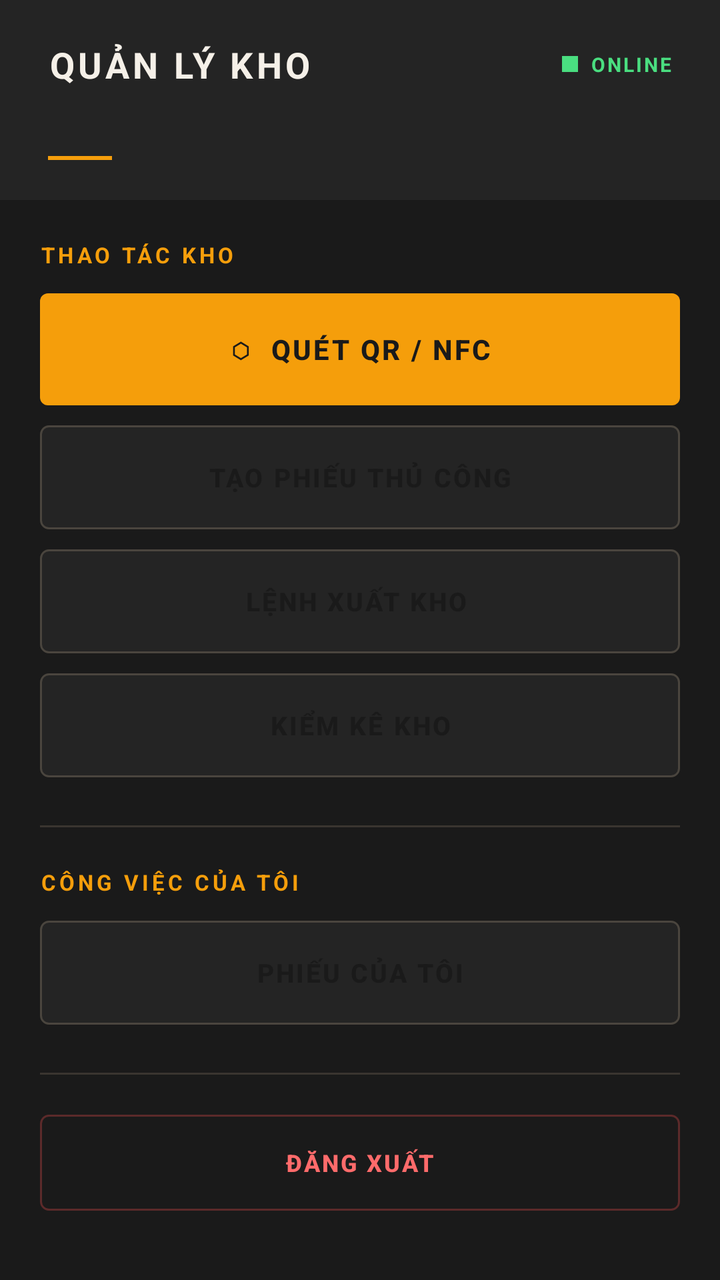
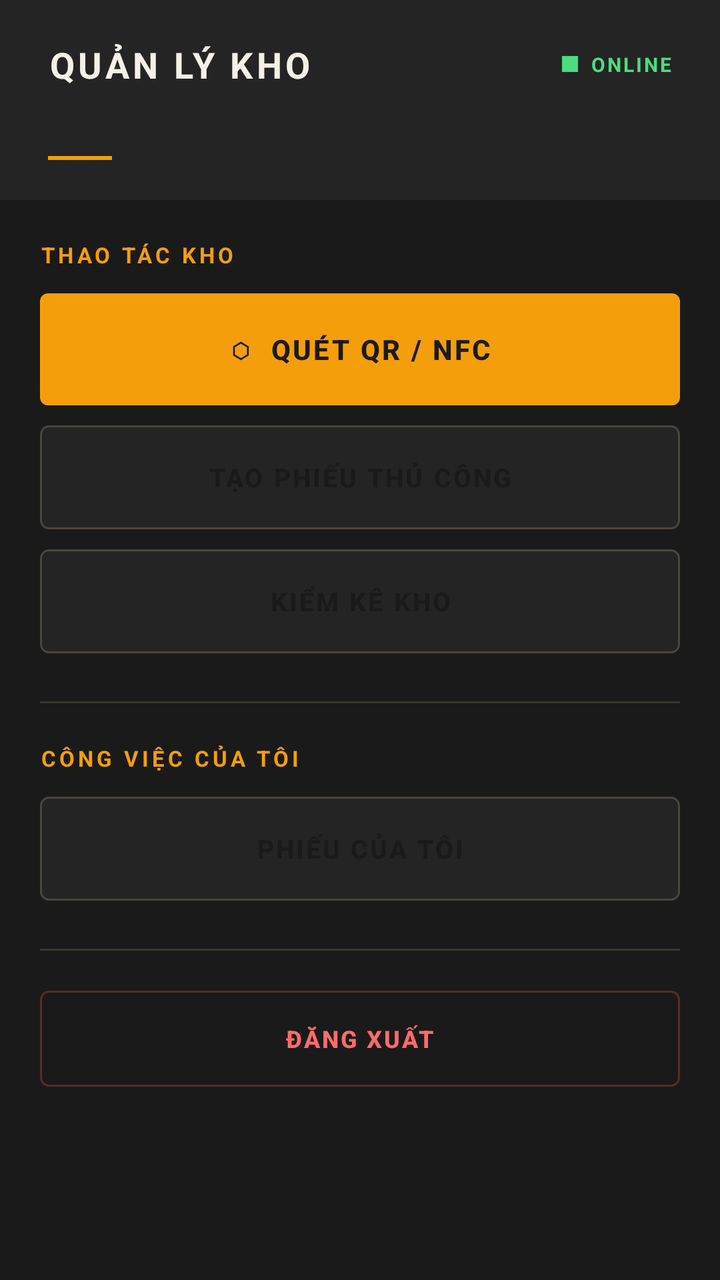

The first picture is an Android layout as it rendered before a commit; the second is the same layout after the commit. The layout source and the unified diff follow.
<!-- AndroidManifest.xml: application theme Theme.WarehouseApp -->
<!-- res/layout/activity_main.xml -->
<?xml version="1.0" encoding="utf-8"?>
<LinearLayout
    xmlns:android="http://schemas.android.com/apk/res/android"
    xmlns:app="http://schemas.android.com/apk/res-auto"
    android:layout_width="match_parent"
    android:layout_height="match_parent"
    android:orientation="vertical"
    android:background="@color/wh_bg">

    
    <LinearLayout
        android:layout_width="match_parent"
        android:layout_height="wrap_content"
        android:orientation="vertical"
        android:background="@color/wh_surface"
        android:paddingStart="24dp"
        android:paddingEnd="24dp"
        android:paddingTop="20dp"
        android:paddingBottom="20dp">

        
        <LinearLayout
            android:layout_width="match_parent"
            android:layout_height="wrap_content"
            android:orientation="horizontal"
            android:gravity="center_vertical">

            <TextView
                android:layout_width="0dp"
                android:layout_height="wrap_content"
                android:layout_weight="1"
                android:text="QUẢN LÝ KHO"
                android:textSize="18sp"
                android:textStyle="bold"
                android:textColor="@color/wh_text_primary"
                android:letterSpacing="0.1"/>

            
            <TextView
                android:layout_width="8dp"
                android:layout_height="8dp"
                android:background="#4ADE80"
                android:layout_marginEnd="6dp"/>

            <TextView
                android:layout_width="wrap_content"
                android:layout_height="wrap_content"
                android:text="ONLINE"
                android:textSize="10sp"
                android:textColor="#4ADE80"
                android:textStyle="bold"
                android:letterSpacing="0.1"/>

        </LinearLayout>

        
        <TextView
            android:id="@+id/tvWelcome"
            android:layout_width="wrap_content"
            android:layout_height="wrap_content"
            android:textSize="13sp"
            android:textColor="@color/wh_text_secondary"
            android:layout_marginTop="4dp"/>

        
        <View
            android:layout_width="32dp"
            android:layout_height="2dp"
            android:background="@color/wh_amber"
            android:layout_marginTop="12dp"/>

    </LinearLayout>

    
    <ScrollView
        android:layout_width="match_parent"
        android:layout_height="0dp"
        android:layout_weight="1"
        android:fillViewport="true">

        <LinearLayout
            android:layout_width="match_parent"
            android:layout_height="wrap_content"
            android:orientation="vertical"
            android:padding="20dp">

            
            <TextView
                android:layout_width="wrap_content"
                android:layout_height="wrap_content"
                android:text="THAO TÁC KHO"
                android:textSize="11sp"
                android:textColor="@color/wh_amber"
                android:textStyle="bold"
                android:letterSpacing="0.15"
                android:layout_marginBottom="12dp"/>

            
            <Button
                android:id="@+id/btnScan"
                android:layout_width="match_parent"
                android:layout_height="56dp"
                android:text="⬡  QUÉT QR / NFC"
                android:textColor="@color/wh_amber_on"
                android:textStyle="bold"
                android:letterSpacing="0.08"
                android:textSize="14sp"
                android:background="@drawable/bg_main_button"
                android:stateListAnimator="@null"
                android:layout_marginBottom="10dp"/>

            
            <Button
                android:id="@+id/btnCreateTransaction"
                android:layout_width="match_parent"
                android:layout_height="52dp"
                android:text="TẠO PHIẾU THỦ CÔNG"
                android:textColor="@color/wh_amber_on"
                android:textStyle="bold"
                android:letterSpacing="0.08"
                android:textSize="13sp"
                android:background="@drawable/bg_secondary_button"
                android:stateListAnimator="@null"
                android:layout_marginBottom="10dp"/>


            <Button
                android:id="@+id/btnPickList"
                android:layout_width="match_parent"
                android:layout_height="52dp"
                android:text="LỆNH XUẤT KHO "
                android:textColor="@color/wh_amber_on"
                android:textStyle="bold"
                android:letterSpacing="0.08"
                android:textSize="13sp"
                android:background="@drawable/bg_secondary_button"
                android:stateListAnimator="@null"
                android:layout_marginBottom="10dp"/>

            
            <Button
                android:id="@+id/btnStockCount"
                android:layout_width="match_parent"
                android:layout_height="52dp"
                android:text="KIỂM KÊ KHO"
                android:textColor="@color/wh_amber_on"
                android:textStyle="bold"
                android:letterSpacing="0.08"
                android:textSize="13sp"
                android:background="@drawable/bg_secondary_button"
                android:stateListAnimator="@null"
                android:layout_marginBottom="24dp"/>

            
            <View
                android:layout_width="match_parent"
                android:layout_height="1dp"
                android:background="@color/wh_border"
                android:layout_marginBottom="20dp"/>

            
            <TextView
                android:layout_width="wrap_content"
                android:layout_height="wrap_content"
                android:text="CÔNG VIỆC CỦA TÔI"
                android:textSize="11sp"
                android:textColor="@color/wh_amber"
                android:textStyle="bold"
                android:letterSpacing="0.15"
                android:layout_marginBottom="12dp"/>

            
            <Button
                android:id="@+id/btnMyTransactions"
                android:layout_width="match_parent"
                android:layout_height="52dp"
                android:text="PHIẾU CỦA TÔI"
                android:textColor="@color/wh_amber_on"
                android:textStyle="bold"
                android:letterSpacing="0.08"
                android:textSize="13sp"
                android:background="@drawable/bg_secondary_button"
                android:stateListAnimator="@null"
                android:layout_marginBottom="24dp"/>

            
            <View
                android:layout_width="match_parent"
                android:layout_height="1dp"
                android:background="@color/wh_border"
                android:layout_marginBottom="20dp"/>

            
            <Button
                android:id="@+id/btnLogout"
                android:layout_width="match_parent"
                android:layout_height="48dp"
                android:text="ĐĂNG XUẤT"
                android:textColor="@color/wh_red"
                android:textStyle="bold"
                android:letterSpacing="0.08"
                android:textSize="12sp"
                android:background="@drawable/bg_danger_button"
                android:stateListAnimator="@null"/>

        </LinearLayout>

    </ScrollView>

</LinearLayout>
<!-- resources referenced by this layout -->
<resources>
  <color name="wh_amber">#F59E0B</color>
  <color name="wh_amber_on">#1A1A1A</color>
  <color name="wh_bg">#1A1A1A</color>
  <color name="wh_border">#3A3530</color>
  <color name="wh_red">#FF6B6B</color>
  <color name="wh_surface">#242424</color>
  <color name="wh_text_primary">#F5F0E8</color>
  <color name="wh_text_secondary">#A09880</color>
  <!-- drawable bg_danger_button (drawable) -->
  <?xml version="1.0" encoding="utf-8"?>
  <selector xmlns:android="http://schemas.android.com/apk/res/android">
      <item android:state_pressed="true">
          <shape>
              <solid android:color="#2A0F0F"/>
              <stroke android:width="1dp" android:color="#FF6B6B"/>
              <corners android:radius="4dp"/>
          </shape>
      </item>
      <item>
          <shape>
              <solid android:color="#1A1A1A"/>
              <stroke android:width="1dp" android:color="#5C2A2A"/>
              <corners android:radius="4dp"/>
          </shape>
      </item>
  </selector>
  <!-- drawable bg_main_button (drawable) -->
  <?xml version="1.0" encoding="utf-8"?>
  <selector xmlns:android="http://schemas.android.com/apk/res/android">
      <item android:state_pressed="true">
          <shape>
              <solid android:color="#D97706"/>
              <corners android:radius="4dp"/>
          </shape>
      </item>
      <item>
          <shape>
              <solid android:color="#F59E0B"/>
              <corners android:radius="4dp"/>
          </shape>
      </item>
  </selector>
  <!-- drawable bg_secondary_button (drawable) -->
  <?xml version="1.0" encoding="utf-8"?>
  <selector xmlns:android="http://schemas.android.com/apk/res/android">
      <item android:state_pressed="true">
          <shape>
              <solid android:color="#2E2E2E"/>
              <stroke android:width="1dp" android:color="#6B6458"/>
              <corners android:radius="4dp"/>
          </shape>
      </item>
      <item>
          <shape>
              <solid android:color="#242424"/>
              <stroke android:width="1dp" android:color="#4A453E"/>
              <corners android:radius="4dp"/>
          </shape>
      </item>
  </selector>
  <!-- drawable bg_input_field (drawable) -->
  <?xml version="1.0" encoding="utf-8"?>
  <shape xmlns:android="http://schemas.android.com/apk/res/android">
      <solid android:color="#2E2E2E"/>
      <stroke android:width="1dp" android:color="#3A3530"/>
      <corners android:radius="4dp"/>
      <padding android:left="14dp" android:top="0dp" android:right="14dp" android:bottom="0dp"/>
  </shape>
  <style name="SpinnerItem" parent="Widget.AppCompat.TextView.SpinnerItem">
          <item name="android:textColor">#F5F0E8</item>
          <item name="android:textSize">14sp</item>
          <item name="android:padding">12dp</item>
      </style>
  <style name="SpinnerDropDownItem" parent="Widget.AppCompat.DropDownItem.Spinner">
          <item name="android:textColor">#F5F0E8</item>
          <item name="android:background">#2E2E2E</item>
          <item name="android:textSize">14sp</item>
          <item name="android:padding">12dp</item>
      </style>
  <!-- drawable scrollbar_thumb (drawable) -->
  <?xml version="1.0" encoding="utf-8"?>
  <shape xmlns:android="http://schemas.android.com/apk/res/android">
      <solid android:color="#F59E0B"/>
      <corners android:radius="2dp"/>
      <size android:width="4dp"/>
  </shape>
  <!-- unchanged entries left out for length: 1 -->
</resources>

<!-- the commit's change to res/layout/activity_main.xml (unified diff, before → after) -->
@@ -124,18 +124,6 @@
                 android:layout_marginBottom="10dp"/>
 
 
-            <Button
-                android:id="@+id/btnPickList"
-                android:layout_width="match_parent"
-                android:layout_height="52dp"
-                android:text="LỆNH XUẤT KHO "
-                android:textColor="@color/wh_amber_on"
-                android:textStyle="bold"
-                android:letterSpacing="0.08"
-                android:textSize="13sp"
-                android:background="@drawable/bg_secondary_button"
-                android:stateListAnimator="@null"
-                android:layout_marginBottom="10dp"/>
 
             
             <Button
